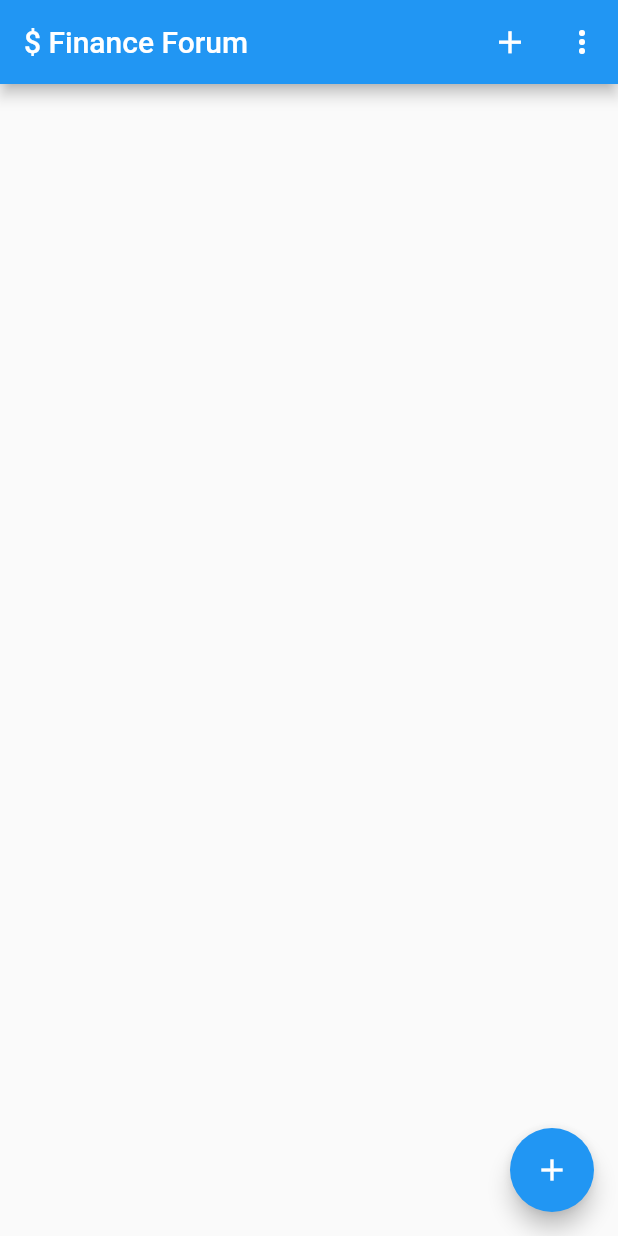
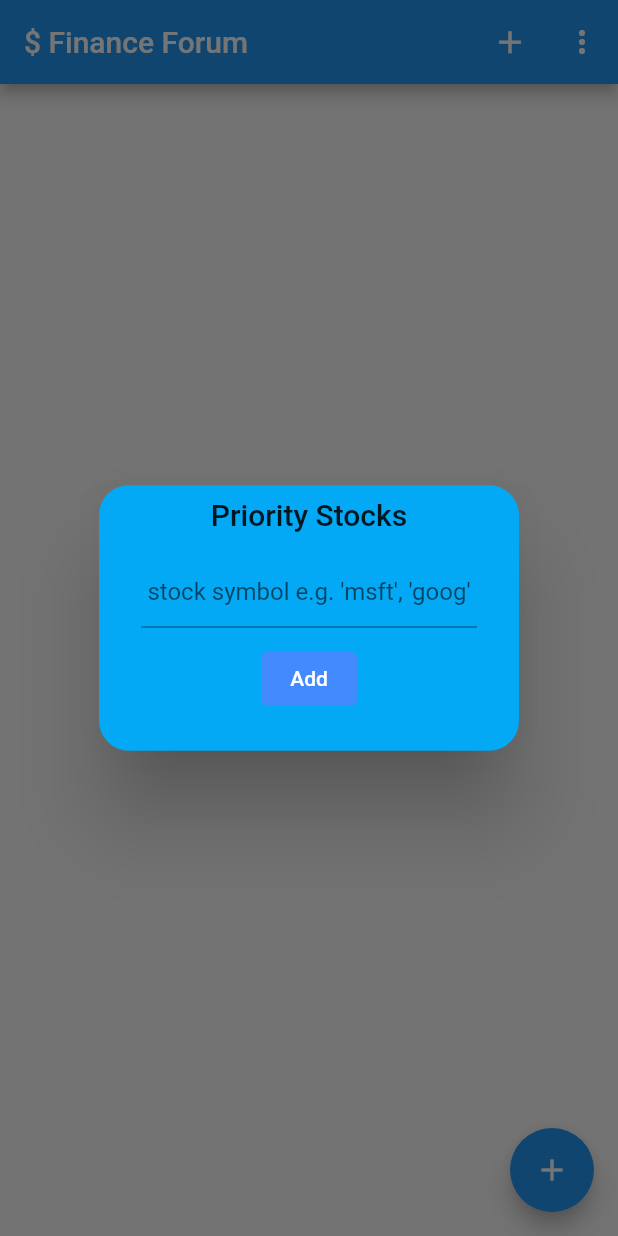
Before and after one commit to aminscipy/finance_forum, a Flutter app: the screen it shows once a user with an empty profile is signed in, after a tap on the "add" icon, on a phone screen of 412 x 824 dp. Run offline on Flutter 3.47's test engine with Material 2 defaults, Android fonts, the light colour scheme and no system bars; our stand-ins replace cloud_firestore, firebase_auth, firebase_core, firebase_storage, get, image_picker; missing offline and left inert: yahoofin; accounts and stored records are empty.

Commit message:
user can add stocks to priority list

```diff
--- /dev/null
+++ b/lib/controllers/add_stock_controller.dart
@@ -0,0 +1,76 @@
+import 'package:cloud_firestore/cloud_firestore.dart';
+import 'package:finance_forum/constants.dart';
+import 'package:flutter/material.dart';
+import 'package:get/get.dart';
+import 'package:yahoofin/yahoofin.dart';
+
+class AddStockController extends ChangeNotifier {
+  FirebaseFirestore firestore = FirebaseFirestore.instance;
+  final yfin = YahooFin();
+  List<String> stockList = [];
+  StockQuote? quote;
+  String updatedValue = 'error - ';
+  addStock() {
+    try {
+      Get.defaultDialog(
+        title: 'Priority Stocks',
+        backgroundColor: Colors.lightBlue,
+        content: Column(children: [
+          Padding(
+            padding: const EdgeInsets.symmetric(horizontal: 20.0),
+            child: TextField(
+              cursorColor: Colors.black,
+              textAlign: TextAlign.center,
+              decoration: const InputDecoration(
+                hintText: "stock symbol e.g. 'msft', 'goog'",
+              ),
+              keyboardType: TextInputType.name,
+              onChanged: (value) {
+                updatedValue = value;
+              },
+            ),
+          ),
+          const SizedBox(
+            height: 10,
+          ),
+          TextButton(
+              style: TextButton.styleFrom(backgroundColor: Colors.blueAccent),
+              onPressed: () async {
+                addToWatchlist();
+                updatedValue = 'error - ';
+                notifyListeners();
+              },
+              child: const Text(
+                'Add',
+                style: TextStyle(color: Colors.white),
+              ))
+        ]),
+      );
+    } catch (e) {
+      'no changes made';
+    }
+    notifyListeners();
+  }
+
+  addToWatchlist() async {
+    try {
+      Get.close(1);
+      loading();
+      StockInfo info = yfin.getStockInfo(ticker: updatedValue);
+      quote = await info.getStockData();
+      stockList.add(quote!.ticker!);
+      print(stockList);
+      Get.close(1);
+      notifyListeners();
+    } on YahooApiException catch (e) {
+      Get.close(1);
+      getSnackBar('Oops!', e.message!);
+      notifyListeners();
+    }
+  }
+
+  removeStock(index) {
+    stockList.removeAt(index);
+    notifyListeners();
+  }
+}
--- a/lib/main.dart
+++ b/lib/main.dart
@@ -1,5 +1,5 @@
 import 'package:finance_forum/controllers/auth_controller.dart';
-import 'package:finance_forum/views/complete_profile.dart';
+import 'package:finance_forum/controllers/add_stock_controller.dart';
 import 'package:flutter/material.dart';
 import 'package:provider/provider.dart';
 import 'package:firebase_core/firebase_core.dart';
@@ -15,7 +15,9 @@ void main() async {
     ),
     ChangeNotifierProvider<ProfileController>(
       create: (context) => ProfileController(),
-    )
+    ),
+    ChangeNotifierProvider<AddStockController>(
+        create: (context) => AddStockController())
   ], builder: (context, child) => const MyApp()));
 }
 
--- a/lib/views/home.dart
+++ b/lib/views/home.dart
@@ -1,3 +1,4 @@
+import 'package:finance_forum/controllers/add_stock_controller.dart';
 import 'package:finance_forum/views/create_post.dart';
 import 'package:finance_forum/views/profile.dart';
 import 'package:flutter/material.dart';
@@ -10,8 +11,8 @@ class Home extends StatelessWidget {
 
   @override
   Widget build(BuildContext context) {
-    return Consumer<AuthController>(
-      builder: (context, authController, child) => Scaffold(
+    return Consumer2<AuthController, AddStockController>(
+      builder: (context, authController, addStockController, child) => Scaffold(
           floatingActionButton: FloatingActionButton(
             onPressed: () {
               showModalBottomSheet(
@@ -34,7 +35,9 @@ class Home extends StatelessWidget {
               ),
               actions: [
                 IconButton(
-                  onPressed: () {},
+                    onPressed: () {
+                      addStockController.addStock();
+                    },
                     icon: const Icon(
                       Icons.add,
                       size: 25,
@@ -62,7 +65,34 @@ class Home extends StatelessWidget {
                   },
                 )
               ]),
+          body: SizedBox(
+            height: 32,
+            child: ListView.separated(
+                separatorBuilder: (context, index) {
+                  return const SizedBox(width: 3);
+                },
+                padding: const EdgeInsets.all(4),
+                scrollDirection: Axis.horizontal,
+                itemCount: addStockController.stockList.length,
+                itemBuilder: ((context, index) {
+                  return GestureDetector(
+                    onTap: () {
+                      addStockController.removeStock(index);
+                    },
+                    child: Container(
+                      alignment: Alignment.center,
+                      decoration: BoxDecoration(
+                          borderRadius: BorderRadius.circular(4),
+                          color: Colors.black12),
+                      padding: const EdgeInsets.all(4),
+                      child: Text(
+                        addStockController.stockList[index],
+                        style: const TextStyle(fontWeight: FontWeight.bold),
                       ),
+                    ),
+                  );
+                })),
+          )),
     );
   }
 }
```
Lines whose indentation alone changed are shown as unchanged.
